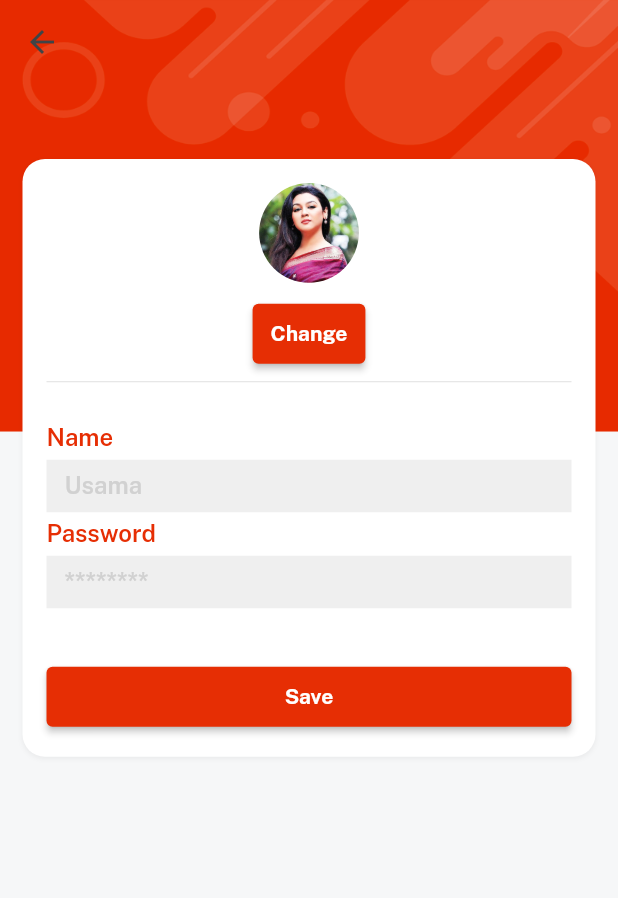
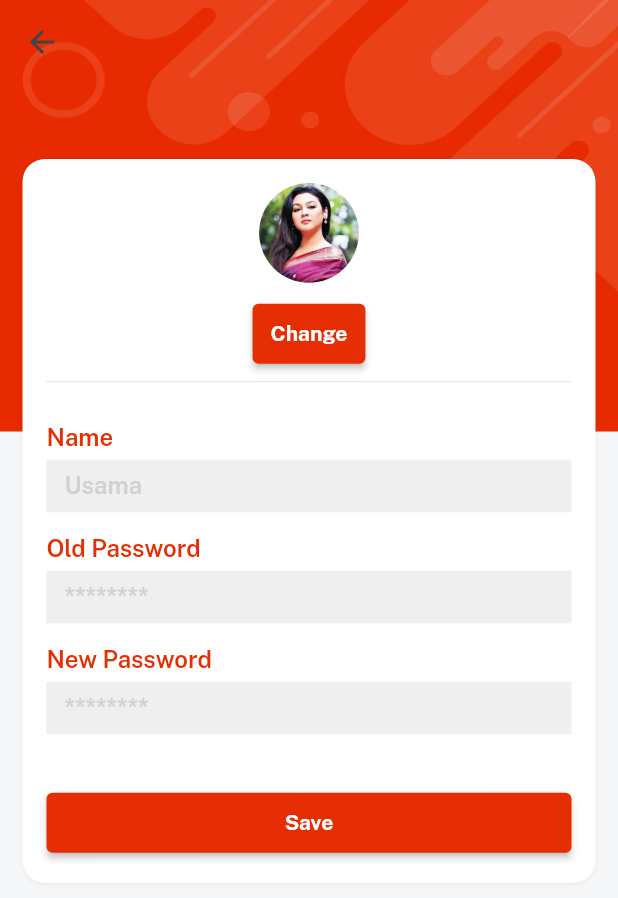
Before and after one commit to Ashu2607/eMart-Flutter, a Flutter app: the EditProfileScreen screen opened directly with empty values, on a phone screen of 412 x 824 dp. Shown: the top 898 px of the screen. Run offline on Flutter 3.47's test engine with Material 2 defaults, Android fonts, the phone set to English and light mode, and no system bars; our stand-ins replace cloud_firestore, firebase_auth, firebase_core, firebase_storage, get, image_picker and 1 more; accounts and stored records are empty; network calls fail.

Commit message:
Add reset password functionality

```diff
--- a/lib/consts/strings.dart
+++ b/lib/consts/strings.dart
@@ -68,4 +68,9 @@ const video = "Video",
     productYouMayLike = "Product you may also like";
 
 // profile strings
-const wishlist = "Wish List", orders = "My Orders", messages = "Mesages";
+const wishlist = "Wish List",
+    orders = "My Orders",
+    messages = "Mesages",
+    oldPass = "Old Password",
+    newPass = "New Password",
+    wrongOldPass = "Wrong Old Password";
--- a/lib/controllers/profile_controller.dart
+++ b/lib/controllers/profile_controller.dart
@@ -1,6 +1,7 @@
 import 'dart:io';
 import 'package:cloud_firestore/cloud_firestore.dart';
 import 'package:emart/consts/consts.dart';
+import 'package:firebase_auth/firebase_auth.dart';
 import 'package:firebase_storage/firebase_storage.dart';
 import 'package:flutter/services.dart';
 import 'package:get/get.dart';
@@ -14,7 +15,8 @@ class ProfileController extends GetxController {
 
   // text controller
   TextEditingController nameController = TextEditingController();
-  TextEditingController passController = TextEditingController();
+  TextEditingController oldPassController = TextEditingController();
+  TextEditingController newPassController = TextEditingController();
 
   // change image
   changeImage({context}) async {
@@ -46,9 +48,21 @@ class ProfileController extends GetxController {
     var store = firestore.collection(usersCollections).doc(currentUser!.uid);
     await store.set({
       'name': nameController.text,
-      'password': passController.text,
+      'password': newPassController.text,
       'imageUrl': profileImageLink,
     }, SetOptions(merge: true));
     isLoading(false);
   }
+
+  // change old password with new password
+  changeAuthPassword({email, password, newPassword, context}) async {
+    final credential =
+        EmailAuthProvider.credential(email: email, password: password);
+
+    await currentUser!
+        .reauthenticateWithCredential(credential)
+        .then((value) => currentUser!.updatePassword(newPassword))
+        .onError((error, stackTrace) =>
+            VxToast.show(context, msg: error.toString()));
+  }
 }
--- a/lib/views/auth_screen_view/login_screen.dart
+++ b/lib/views/auth_screen_view/login_screen.dart
@@ -56,7 +56,9 @@ class LoginScreen extends StatelessWidget {
                     ),
                     5.heightBox,
                     controller.isLoading.value
-                        ? const CircularProgressIndicator(valueColor: AlwaysStoppedAnimation(redColor),)
+                        ? const CircularProgressIndicator(
+                            valueColor: AlwaysStoppedAnimation(redColor),
+                          )
                         : customButton(
                             color: redColor,
                             title: login,
@@ -68,6 +70,7 @@ class LoginScreen extends StatelessWidget {
                                     .loginMethod(
                                   email: emailController.text,
                                   password: passwordController.text,
+                                  context: context,
                                 )
                                     .then((value) {
                                   if (value != null) {
--- a/lib/views/profile_screen_view/edit_profile_screen.dart
+++ b/lib/views/profile_screen_view/edit_profile_screen.dart
@@ -60,10 +60,18 @@ class EditProfileScreen extends StatelessWidget {
                 title: name,
                 isPass: false,
               ),
+              10.heightBox,
               customTextField(
-                controller: controller.passController,
+                controller: controller.oldPassController,
                 hint: passwordHint,
-                title: password,
+                title: oldPass,
+                isPass: true,
+              ),
+              10.heightBox,
+              customTextField(
+                controller: controller.newPassController,
+                hint: passwordHint,
+                title: newPass,
                 isPass: true,
               ),
               20.heightBox,
@@ -77,10 +85,34 @@ class EditProfileScreen extends StatelessWidget {
                         color: redColor,
                         onPressed: () async {
                           controller.isLoading(true);
-                          await controller.uploadProfileImage();
-                          controller.updateProfile();
+
+                          // if image is not selected
+                          if (controller.profileImagePath.value.isNotEmpty) {
+                            await controller.uploadProfileImage();
+                          } else {
+                            controller.profileImageLink = data['imageUrl'];
+                          }
+
+                          // if old pass machtes database password
+                          if (data['password'] ==
+                              controller.oldPassController.text) {
+                            controller.changeAuthPassword(
+                              email: data['email'],
+                              password: controller.oldPassController.text,
+                              newPassword: controller.newPassController.text,
+                              context: context,
+                            );
+
+                            await controller.updateProfile();
+
+                            VxToast.show(context, msg: updated);
+                          } else {
+                            VxToast.show(context, msg: wrongOldPass);
+                          }
                           controller.isLoading(false);
-                          VxToast.show(context, msg: updated);
+                          controller.oldPassController.clear();
+                          controller.newPassController.clear();
+                          Get.back();
                         },
                         textColor: whiteColor,
                         title: "Save",
--- a/lib/views/profile_screen_view/profile_screen.dart
+++ b/lib/views/profile_screen_view/profile_screen.dart
@@ -41,7 +41,7 @@ class ProfileScreen extends StatelessWidget {
                           child: Icon(Icons.edit, color: whiteColor))
                       .onTap(() async {
                     controller.nameController.text = data['name'];
-                    controller.passController.text = data['password'];
+
                     Get.to(() => EditProfileScreen(data: data));
                   }),
                 ),
```
